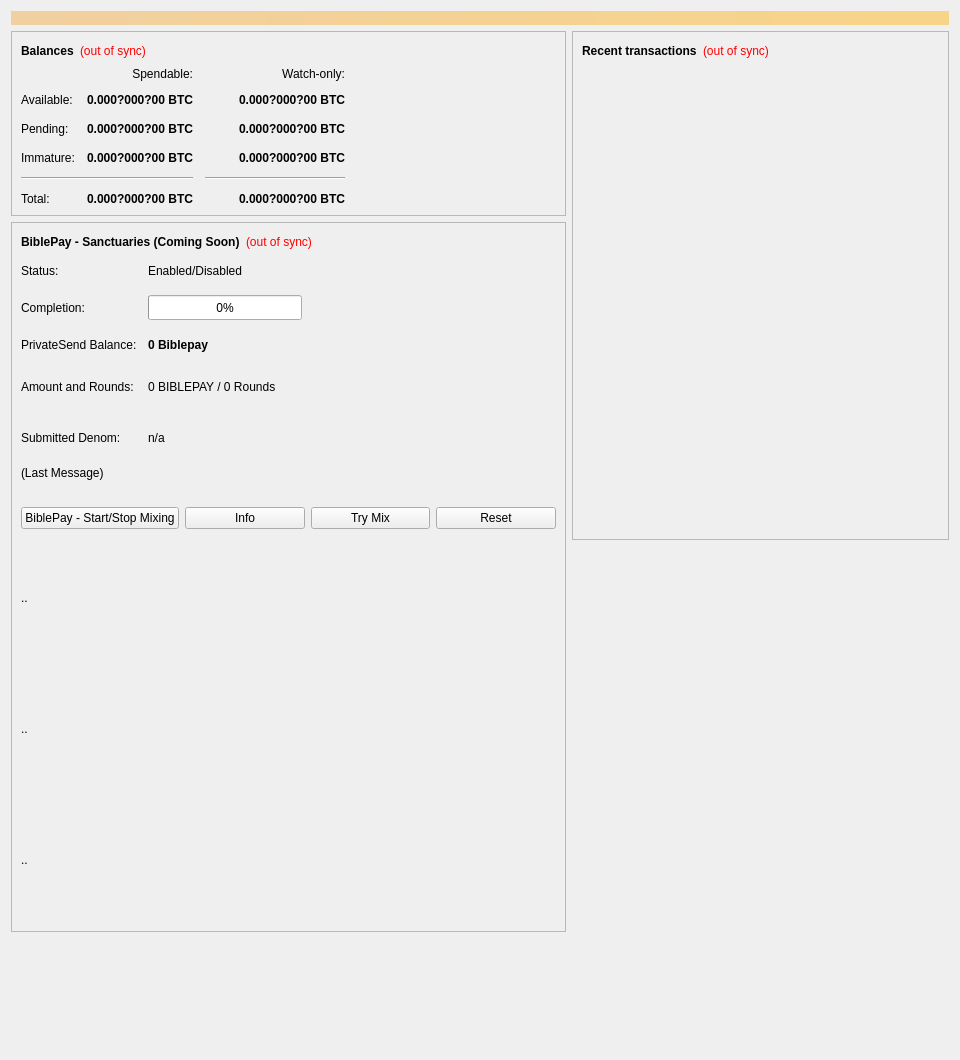
biblepay/biblepay_legacy, file src/qt/forms/overviewpage.ui: the form before one commit.
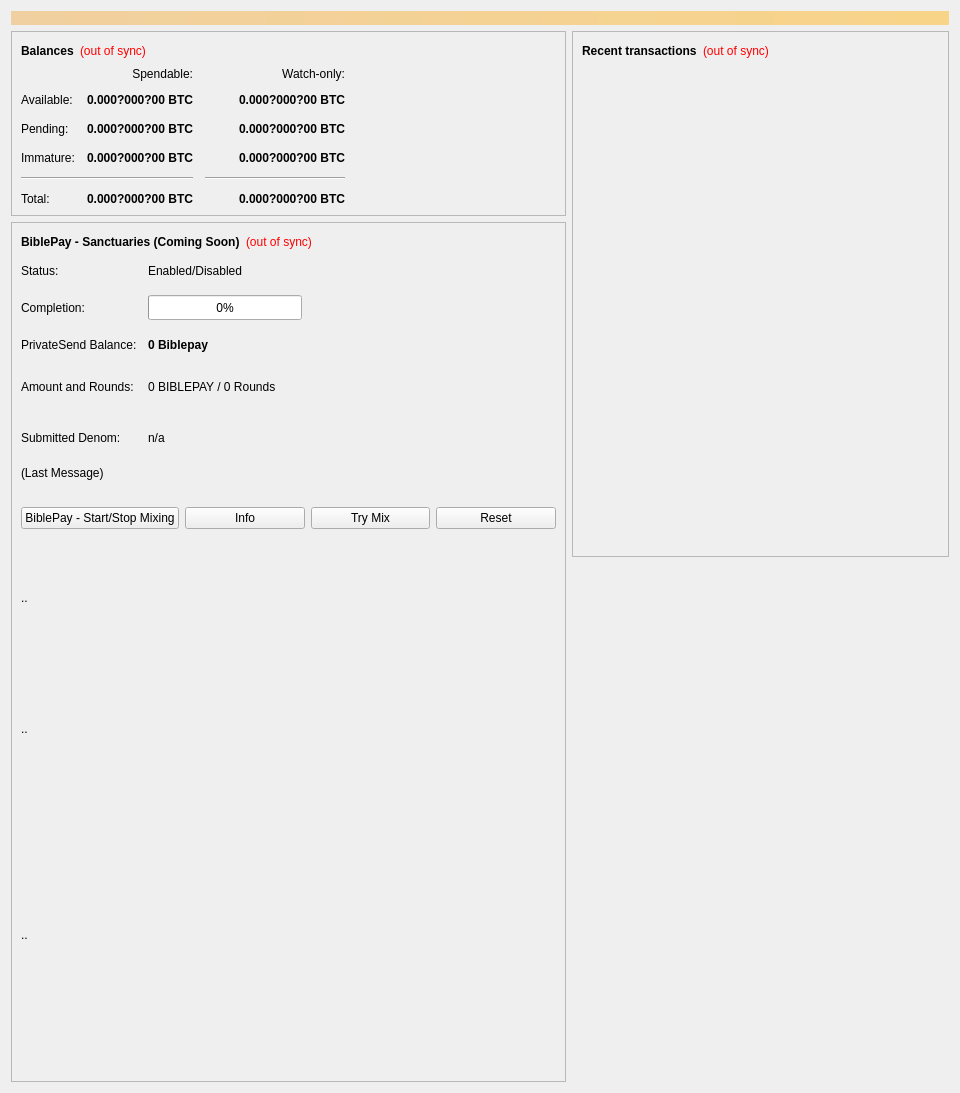
The form after the commit.

```diff
--- a/src/qt/forms/overviewpage.ui
+++ b/src/qt/forms/overviewpage.ui
@@ -801,8 +801,8 @@
             </property>
             <property name="minimumSize">
              <size>
-              <width>400</width>
-              <height>125</height>
+              <width>525</width>
+              <height>275</height>
              </size>
             </property>
             <property name="maximumSize">
```
